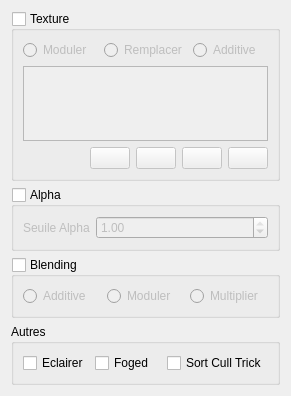
b4n92uid/theball-editor, file sources/matedit.ui: the form before one commit.
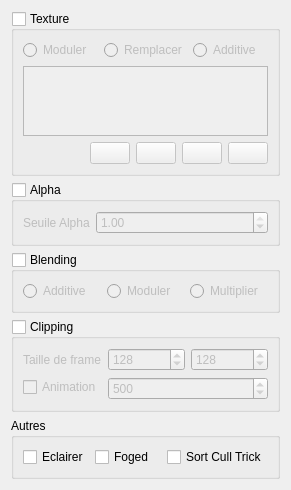
The form after the commit. Icons and pictures are not drawn.

What changed in the file:
```diff
--- a/sources/matedit.ui
+++ b/sources/matedit.ui
@@ -7,7 +7,7 @@
     <x>0</x>
     <y>0</y>
     <width>291</width>
-    <height>396</height>
+    <height>459</height>
    </rect>
   </property>
   <property name="windowTitle">
@@ -200,6 +200,75 @@
      </layout>
     </widget>
    </item>
+   <item>
+    <widget class="QGroupBox" name="cliping">
+     <property name="title">
+      <string>Clipping</string>
+     </property>
+     <property name="checkable">
+      <bool>true</bool>
+     </property>
+     <property name="checked">
+      <bool>false</bool>
+     </property>
+     <layout class="QFormLayout" name="formLayout_2">
+      <property name="fieldGrowthPolicy">
+       <enum>QFormLayout::AllNonFixedFieldsGrow</enum>
+      </property>
+      <item row="0" column="0">
+       <widget class="QLabel" name="label_2">
+        <property name="text">
+         <string>Taille de frame</string>
+        </property>
+       </widget>
+      </item>
+      <item row="0" column="1">
+       <layout class="QHBoxLayout" name="horizontalLayout_4">
+        <item>
+         <widget class="QSpinBox" name="clipping_x">
+          <property name="maximum">
+           <number>2048</number>
+          </property>
+          <property name="value">
+           <number>128</number>
+          </property>
+         </widget>
+        </item>
+        <item>
+         <widget class="QSpinBox" name="clipping_y">
+          <property name="maximum">
+           <number>2048</number>
+          </property>
+          <property name="value">
+           <number>128</number>
+          </property>
+         </widget>
+        </item>
+       </layout>
+      </item>
+      <item row="2" column="0">
+       <widget class="QCheckBox" name="clipping_animation">
+        <property name="text">
+         <string>Animation</string>
+        </property>
+       </widget>
+      </item>
+      <item row="2" column="1">
+       <widget class="QSpinBox" name="clipping_animation_msec">
+        <property name="enabled">
+         <bool>false</bool>
+        </property>
+        <property name="maximum">
+         <number>3600000</number>
+        </property>
+        <property name="value">
+         <number>500</number>
+        </property>
+       </widget>
+      </item>
+     </layout>
+    </widget>
+   </item>
    <item>
     <widget class="QGroupBox" name="others">
      <property name="title">
```
Left out of the diff: 19 changed lines with no effect on the pictures.
